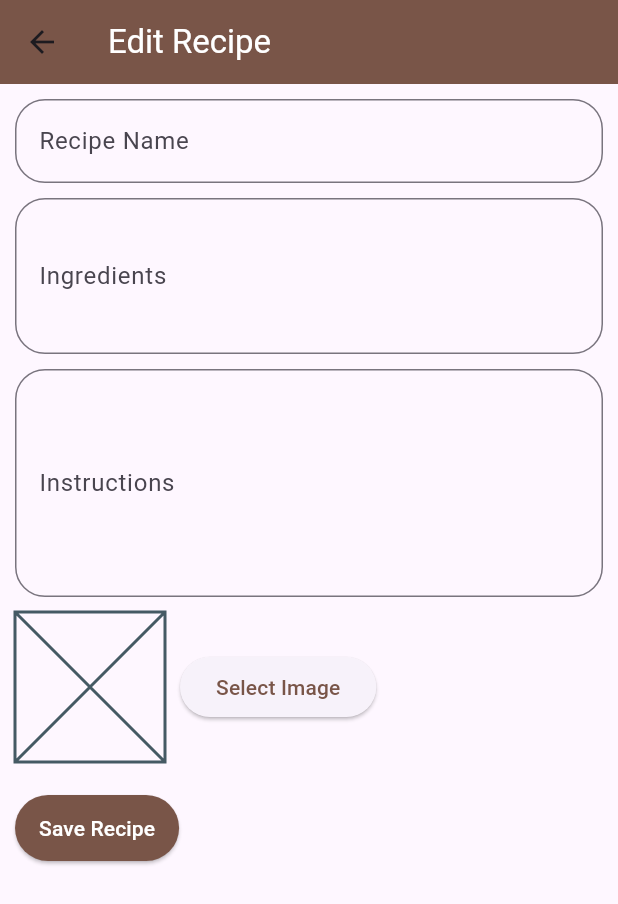
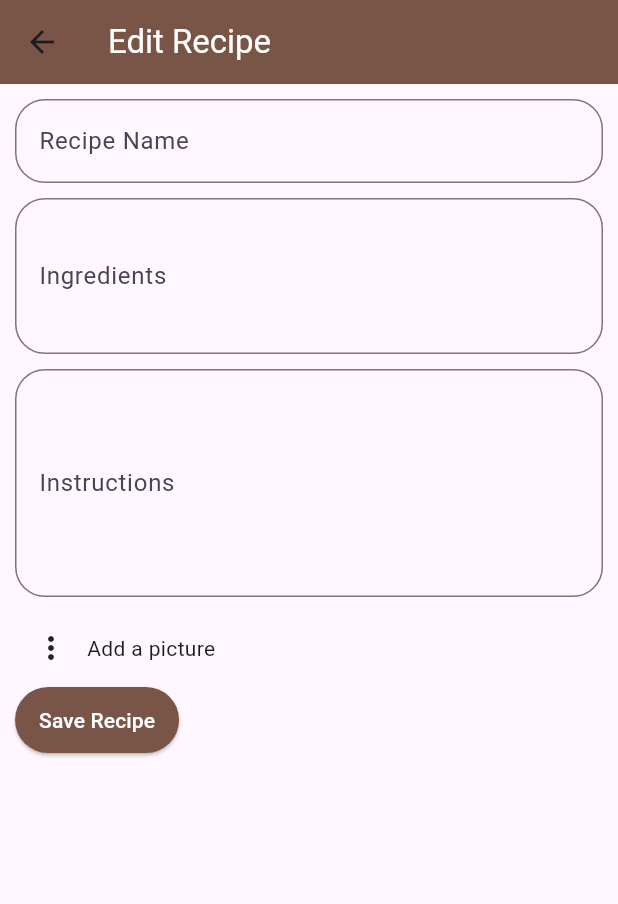
Before and after one commit to muhdhafiizz/recipe_flutter_app, a Flutter app: the EditRecipe screen opened directly with empty values, on a phone screen of 412 x 824 dp. Shown: the top 904 px of the screen. Run offline on Flutter 3.47's test engine with Material 3 defaults, Android fonts, the phone set to English and light mode, and no system bars; our stand-ins replace firebase_auth, firebase_core, image_picker, sqflite; accounts and stored records are empty.

Commit message:
Fix search by type, pre-population data and favourite page

```diff
--- a/lib/models/recipe_model.dart
+++ b/lib/models/recipe_model.dart
@@ -5,16 +5,20 @@ class RecipeModel {
   bool isFavorite;
   String name;
   File? image;
+  String? imagePath;
   String? ingredients;
   String? instructions;
+  String mealType;
 
   RecipeModel({
     this.id,
     required this.isFavorite,
     required this.name,
     this.image,
+    this.imagePath,
     this.ingredients,
     this.instructions,
+    required this.mealType
   });
 
   Map<String, dynamic> toMap() {
@@ -22,9 +26,11 @@ class RecipeModel {
     'id': id,
     'isFavorite': isFavorite ? 1 : 0,
     'name': name,
-      'image':image == null ? '':image!.path,
+    'image': image == null ? '' : image!.path,
+    'imagePath': imagePath ?? '',
     'ingredients': ingredients,
     'instructions': instructions,
+    'mealType': mealType,
   };
 }
 
@@ -32,11 +38,14 @@ class RecipeModel {
   factory RecipeModel.fromMap(Map<String, dynamic> map) {
   return RecipeModel(
     id: map['id'],
-      isFavorite: map['isFavorite'] == 1 ? true : false,
+    isFavorite: map['isFavorite'] == 1,
     name: map['name'],
-      image: map['image'] != null ? File(map['image']) : null,
+    image: map['image'] != null && map['image'].isNotEmpty ? File(map['image']) : null,
+    imagePath: map['imagePath'] != null && map['imagePath'].isNotEmpty ? map['imagePath'] : null,
     ingredients: map['ingredients'],
     instructions: map['instructions'],
+    mealType: map['mealType']
   );
 }
+
 }
--- a/lib/provider/recipe_provider.dart
+++ b/lib/provider/recipe_provider.dart
@@ -13,7 +13,9 @@ class RecipeProvider extends ChangeNotifier {
   TextEditingController nameController = TextEditingController();
   TextEditingController instructionsController = TextEditingController();
   TextEditingController ingredientsController = TextEditingController();
+  TextEditingController mealTypeController = TextEditingController();
   File? image;
+  String? imagePath;
 
   List<RecipeModel> allRecipes = [];
   List<RecipeModel> favoriteRecipes = [];
@@ -29,8 +31,10 @@ class RecipeProvider extends ChangeNotifier {
       isFavorite: false,
       name: nameController.text,
       image: image,
+      imagePath: imagePath,
       ingredients: ingredientsController.text,
-      instructions: instructionsController.text);
+      instructions: instructionsController.text,
+      mealType: mealTypeController.text);
 
     DbHelper.dbHelper.insertNewRecipe(recipeModel);
     getRecipes();
--- a/lib/ui/edit_recipe/edit_recipe.dart
+++ b/lib/ui/edit_recipe/edit_recipe.dart
@@ -1,4 +1,5 @@
 import 'package:flutter/material.dart';
+import 'package:image_picker/image_picker.dart';
 import 'package:provider/provider.dart';
 import 'package:recipe_flutter_app/models/recipe_model.dart';
 import 'package:recipe_flutter_app/provider/recipe_provider.dart';
@@ -70,25 +71,33 @@ class _EditRecipeState extends State<EditRecipe> {
               const SizedBox(height: 10),
               Row(
                 children: [
-                  provider.image != null
-                      ? Image.file(
-                          provider.image!,
-                          width: 100,
-                          height: 100,
-                          fit: BoxFit.cover,
-                        )
-                      : const Placeholder(
-                          fallbackHeight: 100,
-                          fallbackWidth: 100,
-                        ),
-                  const SizedBox(width: 10),
-                  ElevatedButton(
-                    onPressed: () => controller.showImageSourceDialog(context),
-                    child: const Text('Select Image', style: TextStyle(color: Colors.brown)),
-                  ),
+                  PopupMenuButton(
+                      itemBuilder: ((context) => [
+                            PopupMenuItem(
+                              onTap: () => controller.pickImage(context, ImageSource.camera),
+                              child: const Row(
+                                children:  [
+                                  Icon(Icons.camera),
+                                  SizedBox(width: 5,),
+                                  Text("Take a picture"),
                                 ],
                               ),
-              const SizedBox(height: 20),
+                            ),
+                            PopupMenuItem(
+                              onTap: () => controller.pickImage(context, ImageSource.gallery),
+                              child: const Row(
+                                children:  [
+                                  Icon(Icons.image),
+                                  SizedBox(width: 5),
+                                  Text("Select from gallery"),
+                                ],
+                              ),
+                            ),
+                          ]),
+                    ),
+                    const Text("Add a picture"),
+                  ],
+                ),
                 ElevatedButton(
                   onPressed: () => controller.updateRecipe(context),
                   style: ElevatedButton.styleFrom(
@@ -98,10 +107,10 @@ class _EditRecipeState extends State<EditRecipe> {
                   ),
                   child: const Text('Save Recipe'),
                 ),
-            ],
+              ]
             ),
-        ),
-      ),
+          )
+        )
       );
     }
   }
--- a/lib/ui/search_recipe/search_recipe_controller.dart
+++ b/lib/ui/search_recipe/search_recipe_controller.dart
@@ -11,7 +11,7 @@ class SearchRecipeController with ChangeNotifier {
 
   void filterRecipes(String value) {
     filteredRecipes = allRecipes
-        .where((recipe) => recipe.name.toLowerCase().contains(value.toLowerCase()))
+        .where((recipe) => recipe.mealType.toLowerCase().contains(value.toLowerCase()))
         .toList();
     notifyListeners();
   }
--- a/lib/ui/search_recipe/search_recipe_screen.dart
+++ b/lib/ui/search_recipe/search_recipe_screen.dart
@@ -25,7 +25,7 @@ class SearchRecipeScreen extends StatelessWidget {
                 },
                 decoration: const InputDecoration(
                   icon: Icon(Icons.search, color: Colors.brown),
-                  hintText: "Search recipe",
+                  hintText: "Search meal type..",
                   hintStyle: TextStyle(color: Colors.brown),
                 ),
               );
--- a/pubspec.yaml
+++ b/pubspec.yaml
@@ -70,6 +70,12 @@ flutter:
   # To add assets to your application, add an assets section, like this:
   assets:
     - assets/image/recipe-word.webp
+    - assets/image/Chicken-Alfredo-above.jpg
+    - assets/image/greek-salad.webp
+    - assets/image/spaghetti-carbonara.webp
+    - assets/image/grilled-salmon.jpg
+    - assets/image/pancake.jpg
+
 
 flutter_launcher_icons:
   android: "launcher_icon"
```
Also changed, not shown: lib/data_repo/db_helper.dart (+80 -13 lines), lib/ui/edit_recipe/edit_recipe_controller.dart (+20 -29 lines), lib/ui/new_recipe/new_recipe.dart (+12 -0 lines), lib/ui/new_recipe/new_recipe_controller.dart (+8 -0 lines), lib/ui/recipe_detail/recipe_detail.dart (+56 -8 lines), lib/ui/widgets/recipe_widget.dart (+35 -5 lines), assets/image/Chicken-Alfredo-above.jpg (added), assets/image/greek-salad.webp (added), assets/image/grilled-salmon.jpg (added), assets/image/pancake.jpg (added), assets/image/spaghetti-carbonara.webp (added). Lines whose indentation alone changed are shown as unchanged.
